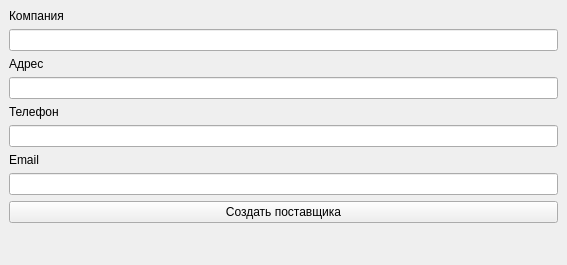
Git-I985/ap, file ui/createupdatesupplier.ui: the form before one commit.
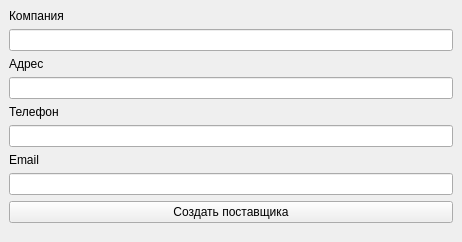
The form after the commit.

```diff
--- a/ui/createupdatesupplier.ui
+++ b/ui/createupdatesupplier.ui
@@ -6,8 +6,8 @@
    <rect>
     <x>0</x>
     <y>0</y>
-    <width>567</width>
-    <height>265</height>
+    <width>462</width>
+    <height>242</height>
    </rect>
   </property>
   <property name="windowTitle">
```
Left out of the diff: 2 changed lines with no effect on the pictures.
